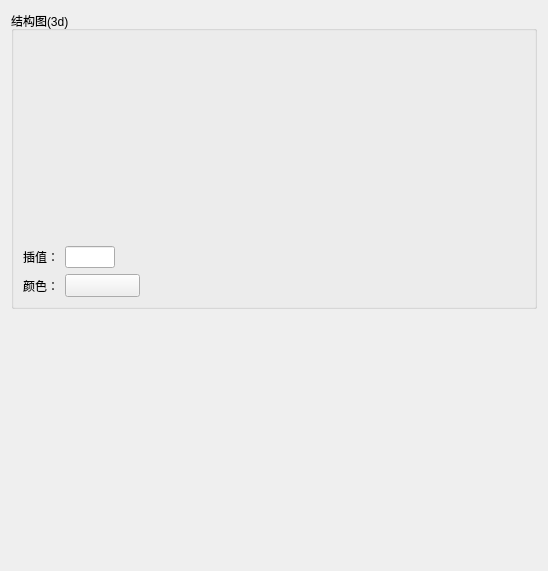
This is src/DataVisualization/3D/Struct3dConfigWidget.ui in BeQuiet1228/FreeCAD as Qt 5 draws it before an edit. The edited form follows.
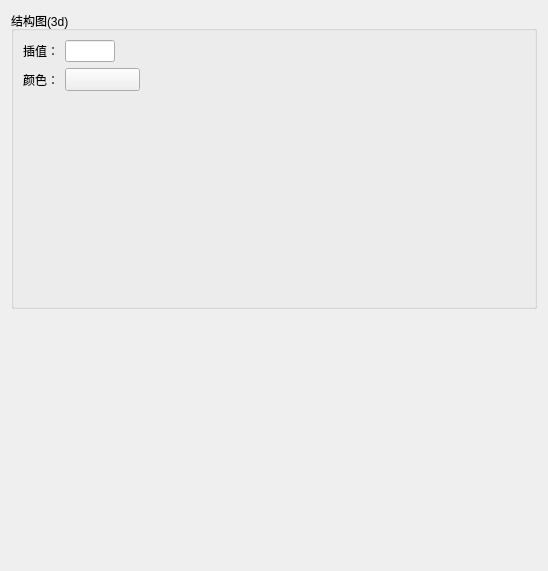
This is the edited form.

```diff
--- a/src/DataVisualization/3D/Struct3dConfigWidget.ui
+++ b/src/DataVisualization/3D/Struct3dConfigWidget.ui
@@ -20,22 +20,6 @@
       <string>结构图(3d)</string>
      </property>
      <layout class="QGridLayout" name="gridLayout">
-      <item row="0" column="0">
-       <widget class="QWidget" name="topWidget" native="true">
-        <property name="minimumSize">
-         <size>
-          <width>0</width>
-          <height>200</height>
-         </size>
-        </property>
-        <property name="maximumSize">
-         <size>
-          <width>16777215</width>
-          <height>200</height>
-         </size>
-        </property>
-       </widget>
-      </item>
       <item row="1" column="0">
        <layout class="QHBoxLayout" name="horizontalLayout_3">
         <item>
@@ -119,6 +103,22 @@
         </item>
        </layout>
       </item>
+      <item row="3" column="0">
+       <widget class="QWidget" name="topWidget" native="true">
+        <property name="minimumSize">
+         <size>
+          <width>0</width>
+          <height>200</height>
+         </size>
+        </property>
+        <property name="maximumSize">
+         <size>
+          <width>16777215</width>
+          <height>200</height>
+         </size>
+        </property>
+       </widget>
+      </item>
      </layout>
     </widget>
    </item>
```
